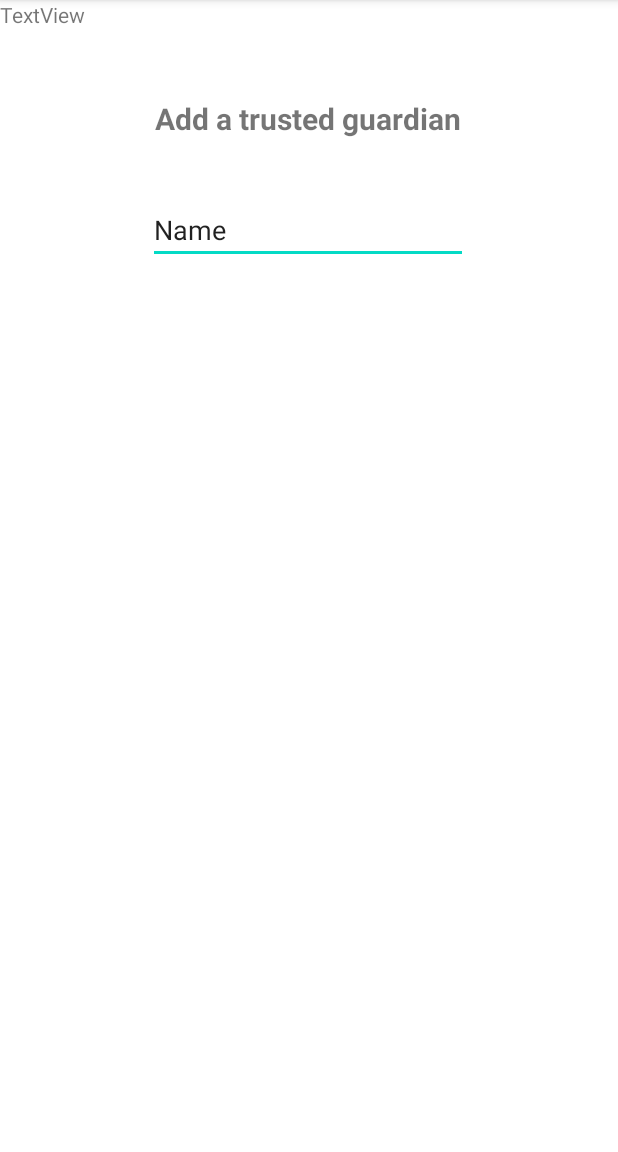
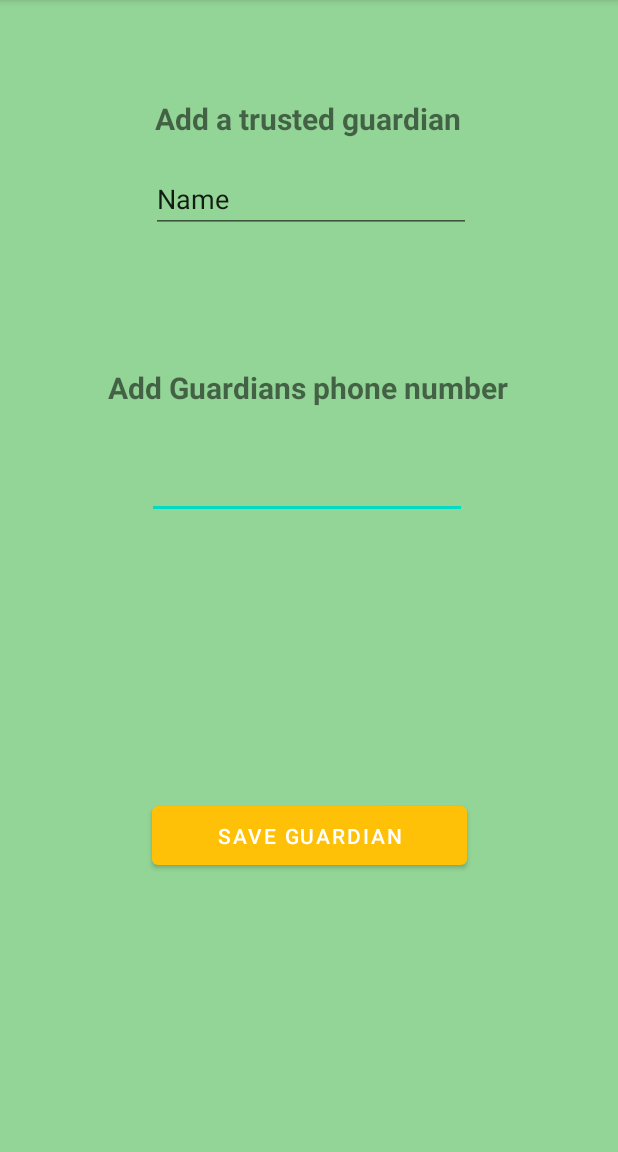
Before and after one commit to PaulCardoos/Safety, an Android app: the AddGuardian screen opened directly, with no data from a screen before it, on a phone screen of 412 x 824 dp, the part 84-1236 px from its top. Run offline under Robolectric (Android 15) with nearby library versions, the phone set to English and light mode, and no system bars.

Commit message:
pics ffor readme

```diff
--- a/app/src/main/java/com/example/recyclergridview/recyclerViewAdapter.java
+++ b/app/src/main/java/com/example/recyclergridview/recyclerViewAdapter.java
@@ -55,8 +55,8 @@ public class recyclerViewAdapter extends RecyclerView.Adapter<recyclerViewAdapte
                         toast.show();
 
                     }
-                    if(title.getText().equals("Guardians")){
-                        Intent intent = new Intent(context, MapsActivity.class);
+                    if(title.getText().equals("Guardian")){
+                        Intent intent = new Intent(context, AddGuardian.class);
                         context.startActivity(intent);
                     }
                     if(title.getText().equals("Settings")){
--- a/app/src/main/res/layout/activity_add_guardian.xml
+++ b/app/src/main/res/layout/activity_add_guardian.xml
@@ -4,6 +4,7 @@
     xmlns:tools="http://schemas.android.com/tools"
     android:layout_width="match_parent"
     android:layout_height="match_parent"
+    android:background="#93D596"
     tools:context=".AddGuardian">
 
     <TextView
@@ -20,26 +21,53 @@
         app:layout_constraintTop_toTopOf="parent"
         app:layout_constraintVertical_bias="0.088" />
 
-    <EditText
-        android:id="@+id/editTextTextPersonName"
+    <TextView
+        android:id="@+id/trusted_email"
         android:layout_width="wrap_content"
         android:layout_height="wrap_content"
-        android:layout_marginTop="21dp"
-        android:layout_marginBottom="576dp"
+        android:layout_marginBottom="496dp"
+        android:text="@string/guardian_email"
+        android:textSize="20sp"
+        android:textStyle="bold"
+        app:layout_constraintBottom_toBottomOf="parent"
+        app:layout_constraintEnd_toEndOf="parent"
+        app:layout_constraintHorizontal_bias="0.496"
+        app:layout_constraintStart_toStartOf="parent" />
+
+    <EditText
+        android:id="@+id/editTextPhone"
+        android:layout_width="wrap_content"
+        android:layout_height="wrap_content"
+        android:ems="10"
+        android:inputType="phone"
+        app:layout_constraintBottom_toBottomOf="parent"
+        app:layout_constraintEnd_toEndOf="parent"
+        app:layout_constraintHorizontal_bias="0.492"
+        app:layout_constraintStart_toStartOf="parent"
+        app:layout_constraintTop_toBottomOf="@+id/trusted_email"
+        app:layout_constraintVertical_bias="0.063" />
+
+    <EditText
+        android:id="@+id/editTextTextPersonName3"
+        android:layout_width="wrap_content"
+        android:layout_height="wrap_content"
         android:ems="10"
         android:inputType="textPersonName"
         android:text="Name"
+        app:layout_constraintBottom_toTopOf="@+id/trusted_email"
+        app:layout_constraintEnd_toEndOf="parent"
+        app:layout_constraintHorizontal_bias="0.507"
+        app:layout_constraintStart_toStartOf="parent"
+        app:layout_constraintTop_toBottomOf="@+id/textView"
+        app:layout_constraintVertical_bias="0.162" />
+
+    <Button
+        android:id="@+id/button"
+        android:layout_width="210dp"
+        android:layout_height="51dp"
+        android:text="Save Guardian"
         app:layout_constraintBottom_toBottomOf="parent"
         app:layout_constraintEnd_toEndOf="parent"
-        app:layout_constraintHorizontal_bias="0.497"
         app:layout_constraintStart_toStartOf="parent"
-        app:layout_constraintTop_toBottomOf="@+id/textView" />
-
-    <TextView
-        android:id="@+id/textView2"
-        android:layout_width="wrap_content"
-        android:layout_height="wrap_content"
-        android:text="TextView"
-        tools:layout_editor_absoluteX="168dp"
-        tools:layout_editor_absoluteY="205dp" />
+        app:layout_constraintTop_toBottomOf="@+id/editTextPhone" />
 </androidx.constraintlayout.widget.ConstraintLayout>
--- a/app/src/main/res/values/strings.xml
+++ b/app/src/main/res/values/strings.xml
@@ -7,4 +7,5 @@
     <string name="title_notifications">Notifications</string>
     <string name="guardian_title" />
     <string name="guardian_t">Add a trusted guardian</string>
+    <string name="guardian_email">Add Guardians phone number</string>
 </resources>
```
Also changed, not shown: 2 other files.
